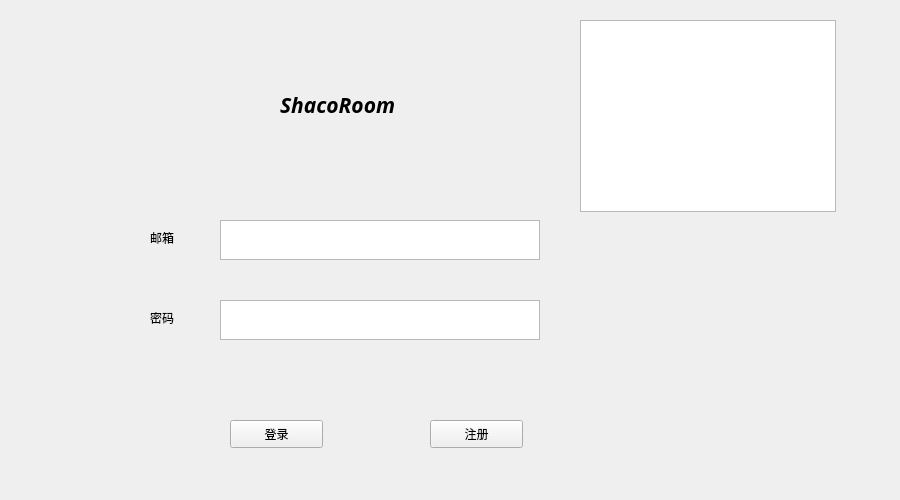
Before: the Qt Designer form authentication/loginGUI.ui in PurePassersBy/ShacoRoom, drawn with Qt 5.
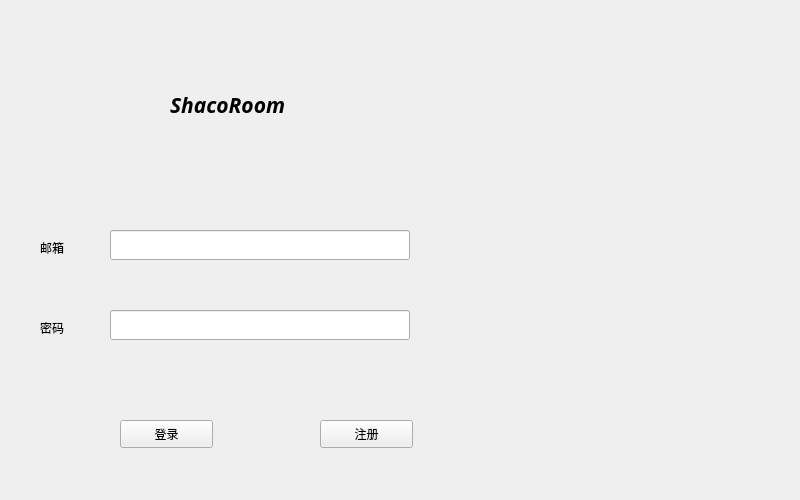
After: the same form once the commit is applied. Icons and pictures are not drawn.

```diff
--- a/authentication/loginGUI.ui
+++ b/authentication/loginGUI.ui
@@ -6,13 +6,13 @@
    <rect>
     <x>0</x>
     <y>0</y>
-    <width>900</width>
+    <width>800</width>
     <height>500</height>
    </rect>
   </property>
   <property name="minimumSize">
    <size>
-    <width>600</width>
+    <width>800</width>
     <height>500</height>
    </size>
   </property>
@@ -25,30 +25,10 @@
   <property name="windowTitle">
    <string>Form</string>
   </property>
-  <widget class="QTextEdit" name="mailEdit">
-   <property name="geometry">
-    <rect>
-     <x>220</x>
-     <y>220</y>
-     <width>320</width>
-     <height>40</height>
-    </rect>
-   </property>
-  </widget>
-  <widget class="QTextEdit" name="passwordEdit">
-   <property name="geometry">
-    <rect>
-     <x>220</x>
-     <y>300</y>
-     <width>320</width>
-     <height>40</height>
-    </rect>
-   </property>
-  </widget>
   <widget class="QPushButton" name="loginButton">
    <property name="geometry">
     <rect>
-     <x>230</x>
+     <x>120</x>
      <y>420</y>
      <width>93</width>
      <height>28</height>
@@ -61,7 +41,7 @@
   <widget class="QPushButton" name="registerButton">
    <property name="geometry">
     <rect>
-     <x>430</x>
+     <x>320</x>
      <y>420</y>
      <width>93</width>
      <height>28</height>
@@ -74,7 +54,7 @@
   <widget class="QLabel" name="titleLabel">
    <property name="geometry">
     <rect>
-     <x>280</x>
+     <x>170</x>
      <y>30</y>
      <width>150</width>
      <height>150</height>
@@ -120,21 +100,11 @@
     <string>ShacoRoom</string>
    </property>
   </widget>
-  <widget class="QGraphicsView" name="logoView">
-   <property name="geometry">
-    <rect>
-     <x>580</x>
-     <y>20</y>
-     <width>256</width>
-     <height>192</height>
-    </rect>
-   </property>
-  </widget>
   <widget class="QLabel" name="mailLabel">
    <property name="geometry">
     <rect>
-     <x>150</x>
-     <y>230</y>
+     <x>40</x>
+     <y>240</y>
      <width>72</width>
      <height>15</height>
     </rect>
@@ -146,8 +116,8 @@
   <widget class="QLabel" name="passwordLabel">
    <property name="geometry">
     <rect>
-     <x>150</x>
-     <y>310</y>
+     <x>40</x>
+     <y>320</y>
      <width>72</width>
      <height>15</height>
     </rect>
@@ -159,7 +129,7 @@
   <widget class="QLabel" name="passwordStatus">
    <property name="geometry">
     <rect>
-     <x>220</x>
+     <x>110</x>
      <y>360</y>
      <width>321</width>
      <height>20</height>
@@ -169,6 +139,68 @@
     <string/>
    </property>
   </widget>
+  <widget class="QLabel" name="mailStatus">
+   <property name="geometry">
+    <rect>
+     <x>120</x>
+     <y>270</y>
+     <width>311</width>
+     <height>21</height>
+    </rect>
+   </property>
+   <property name="text">
+    <string> </string>
+   </property>
+  </widget>
+  <widget class="QLineEdit" name="mailEdit">
+   <property name="geometry">
+    <rect>
+     <x>110</x>
+     <y>230</y>
+     <width>300</width>
+     <height>30</height>
+    </rect>
+   </property>
+  </widget>
+  <widget class="QLineEdit" name="passwordEdit">
+   <property name="geometry">
+    <rect>
+     <x>110</x>
+     <y>310</y>
+     <width>300</width>
+     <height>30</height>
+    </rect>
+   </property>
+  </widget>
+  <widget class="QLabel" name="label">
+   <property name="geometry">
+    <rect>
+     <x>430</x>
+     <y>20</y>
+     <width>331</width>
+     <height>251</height>
+    </rect>
+   </property>
+   <property name="text">
+    <string/>
+   </property>
+   <property name="pixmap">
+    <pixmap>resources/pic/shaco.jpg</pixmap>
+   </property>
+   <property name="scaledContents">
+    <bool>true</bool>
+   </property>
+  </widget>
+  <zorder>mailLabel</zorder>
+  <zorder>passwordStatus</zorder>
+  <zorder>loginButton</zorder>
+  <zorder>passwordLabel</zorder>
+  <zorder>registerButton</zorder>
+  <zorder>titleLabel</zorder>
+  <zorder>mailStatus</zorder>
+  <zorder>mailEdit</zorder>
+  <zorder>passwordEdit</zorder>
+  <zorder>label</zorder>
  </widget>
  <resources/>
  <connections/>
```
